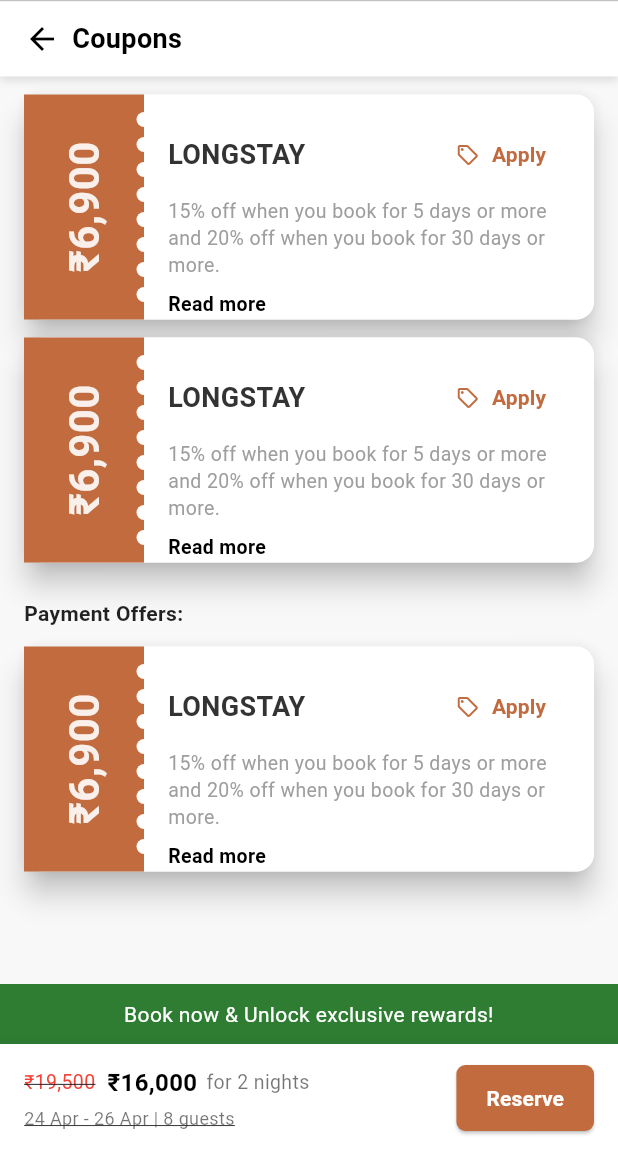
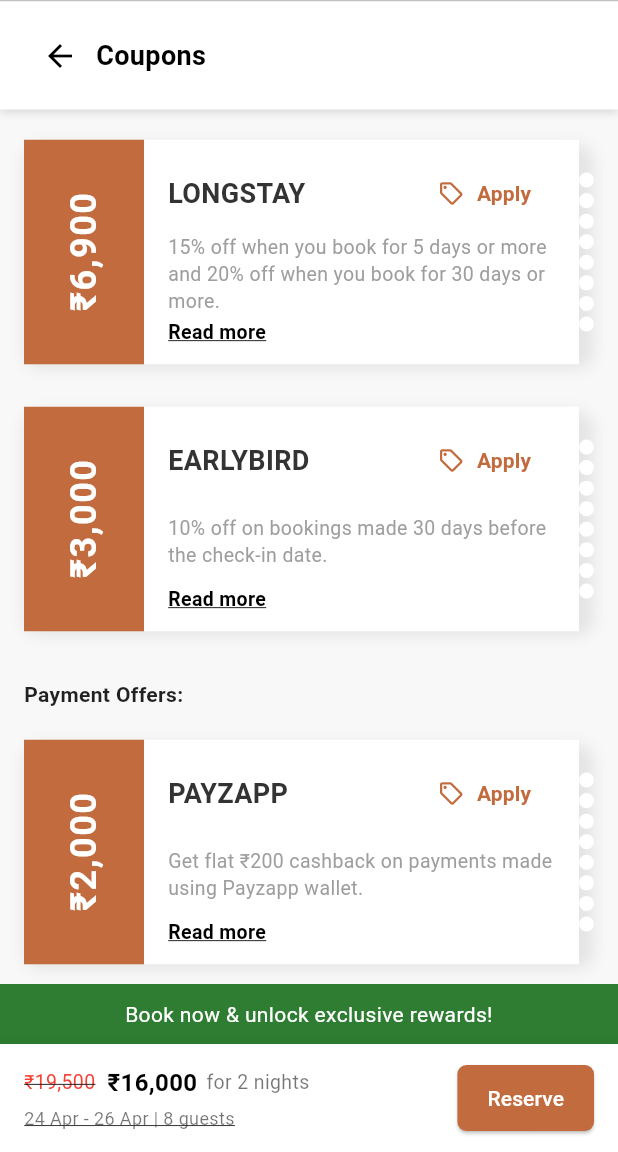
Before and after one commit to tungeVenkat/coupon_page, a Flutter app: the screen it shows after launch, on a phone screen of 412 x 824 dp, the part 84-1236 px from its top. Run offline on Flutter 3.47's test engine with Material 3 defaults, Android fonts, the light colour scheme and no system bars; our stand-ins replace get.

Commit message:
Completed the task of coupon page

```diff
--- a/lib/controllers/home_page_controller.dart
+++ b/lib/controllers/home_page_controller.dart
@@ -0,0 +1,15 @@
+import 'package:get/get.dart';
+import 'package:flutter/material.dart';
+
+class HomePageController extends GetxController {
+  void showSuccessMessage(BuildContext context, String message) {
+    ScaffoldMessenger.of(context).showSnackBar(
+      SnackBar(
+        content: Text(message),
+        backgroundColor: Colors.green.shade600,
+        behavior: SnackBarBehavior.floating,
+        duration: const Duration(seconds: 2),
+      ),
+    );
+  }
+}
--- a/lib/main.dart
+++ b/lib/main.dart
@@ -26,7 +26,7 @@ class MainApp extends StatelessWidget {
         ),
         scaffoldBackgroundColor: Colors.white,
       ),
-      home: const HomePage(),
+      home: HomePage(),
     );
   }
 }
--- a/lib/screens/home_page.dart
+++ b/lib/screens/home_page.dart
@@ -1,8 +1,11 @@
 import 'package:flutter/material.dart';
+import 'package:get/get.dart';
+import 'package:spacez_coupon_task/controllers/home_page_controller.dart';
 import 'package:spacez_coupon_task/widgets/coupon_card.dart';
 
 class HomePage extends StatelessWidget {
-  const HomePage({super.key});
+  HomePage({super.key});
+  final HomePageController controller = Get.put(HomePageController());
 
   static const Color _kAccent = Color(0xFFC16B3E);
   static const Color _kBannerGreen = Color(0xFF2E7D32);
@@ -18,7 +21,7 @@ class HomePage extends StatelessWidget {
         elevation: 0,
         leading: Padding(
           padding: const EdgeInsets.only(left: 12.0),
-          child: Image.asset('assets/logo.png', height: 24, width: 114),
+          child: Image.asset('assets/logo.png', height: 30, width: 114),
         ),
         actions: [
           Padding(
@@ -37,13 +40,11 @@ class HomePage extends StatelessWidget {
         child: Column(
           crossAxisAlignment: CrossAxisAlignment.start,
           children: [
-            // Header row directly below appbar
+            // Header row
             Container(
               width: double.infinity,
-              padding: const EdgeInsets.symmetric(
-                horizontal: 16.0,
-                vertical: 12.0,
-              ),
+              padding:
+                  const EdgeInsets.symmetric(horizontal: 16.0, vertical: 12.0),
               decoration: const BoxDecoration(
                 color: Colors.white,
                 boxShadow: [
@@ -56,22 +57,10 @@ class HomePage extends StatelessWidget {
               ),
               child: Row(
                 children: [
-                  TextButton(
-                    style: TextButton.styleFrom(
-                      minimumSize: const Size(0, 0),
-                      padding: EdgeInsets.zero,
-                      tapTargetSize: MaterialTapTargetSize.shrinkWrap,
-                    ),
-                    onPressed: () {
-                      Navigator.pop(context);
-                    },
-                    child: const Icon(
-                      Icons.arrow_back,
-                      size: 24,
-                      color: Colors.black,
-                    ),
+                  IconButton(
+                    onPressed: () => Navigator.pop(context),
+                    icon: const Icon(Icons.arrow_back, color: Colors.black),
                   ),
-                  const SizedBox(width: 8),
                   const Text(
                     'Coupons',
                     style: TextStyle(
@@ -84,12 +73,10 @@ class HomePage extends StatelessWidget {
               ),
             ),
 
-            // Coupon cards section
+            // Coupons section
             Padding(
-              padding: const EdgeInsets.symmetric(
-                horizontal: 16.0,
-                vertical: 12.0,
-              ),
+              padding:
+                  const EdgeInsets.symmetric(horizontal: 16.0, vertical: 12.0),
               child: Column(
                 children: [
                   CouponCard(
@@ -98,26 +85,22 @@ class HomePage extends StatelessWidget {
                     description:
                         '15% off when you book for 5 days or more and 20% off when you book for 30 days or more.',
                     color: _kAccent,
-                    onApply: () {
-                      debugPrint('LONGSTAY coupon applied');
-                    },
-                    onReadMore: () {
-                      debugPrint('Read more clicked for LONGSTAY');
-                    },
+                    onApply: () => controller.showSuccessMessage(
+                        context, 'Coupon applied successfully!'),
+                    onReadMore: () => controller.showSuccessMessage(
+                        context, 'Opening coupon details...'),
                   ),
                   const SizedBox(height: 12),
                   CouponCard(
-                    price: '₹6,900',
-                    title: 'LONGSTAY',
+                    price: '₹3,000',
+                    title: 'EARLYBIRD',
                     description:
-                        '15% off when you book for 5 days or more and 20% off when you book for 30 days or more.',
+                        '10% off on bookings made 30 days before the check-in date.',
                     color: _kAccent,
-                    onApply: () {
-                      debugPrint('LONGSTAY coupon applied');
-                    },
-                    onReadMore: () {
-                      debugPrint('Read more clicked for LONGSTAY');
-                    },
+                    onApply: () => controller.showSuccessMessage(
+                        context, 'Coupon applied successfully!'),
+                    onReadMore: () => controller.showSuccessMessage(
+                        context, 'Opening coupon details...'),
                   ),
                 ],
               ),
@@ -125,38 +108,31 @@ class HomePage extends StatelessWidget {
 
             // Payment offers
             Padding(
-              padding: const EdgeInsets.symmetric(
-                horizontal: 16.0,
-                vertical: 12.0,
-              ),
+              padding:
+                  const EdgeInsets.symmetric(horizontal: 16.0, vertical: 12.0),
               child: Column(
+                crossAxisAlignment: CrossAxisAlignment.start,
                 children: [
-                  const Align(
-                    alignment: Alignment.centerLeft,
-                    child: Text(
-                      'Payment Offers:',
-                      style: TextStyle(
-                        fontWeight: FontWeight.bold,
-                        fontSize: 14,
-                        color: Colors.black87,
-                      ),
+                  const Text(
+                    'Payment Offers:',
+                    style: TextStyle(
+                      fontWeight: FontWeight.bold,
+                      fontSize: 14,
+                      color: Colors.black87,
                     ),
                   ),
                   const SizedBox(height: 12),
                   CouponCard(
-                    price: '₹6,900',
-                    title: 'LONGSTAY',
+                    price: '₹2,000',
+                    title: 'PAYZAPP',
                     description:
-                        '15% off when you book for 5 days or more and 20% off when you book for 30 days or more.',
+                        'Get flat ₹200 cashback on payments made using Payzapp wallet.',
                     color: _kAccent,
-                    onApply: () {
-                      debugPrint('LONGSTAY coupon applied');
-                    },
-                    onReadMore: () {
-                      debugPrint('Read more clicked for LONGSTAY');
-                    },
+                    onApply: () => controller.showSuccessMessage(
+                        context, 'Offer applied successfully!'),
+                    onReadMore: () => controller.showSuccessMessage(
+                        context, 'Opening offer details...'),
                   ),
-                  // Add extra bottom spacing so last card isn't hidden behind sticky bottom
                   const SizedBox(height: 120),
                 ],
               ),
@@ -169,31 +145,30 @@ class HomePage extends StatelessWidget {
       bottomNavigationBar: Column(
         mainAxisSize: MainAxisSize.min,
         children: [
-          // Green reward banner (sticky)
+          // Reward banner
           Container(
             width: double.infinity,
             color: _kBannerGreen,
             padding: const EdgeInsets.symmetric(vertical: 10, horizontal: 16),
             child: const Text(
-              'Book now & Unlock exclusive rewards!',
+              'Book now & unlock exclusive rewards!',
               textAlign: TextAlign.center,
               style: TextStyle(
                 color: Colors.white,
-
                 fontSize: 14,
               ),
             ),
           ),
 
-          // Price/reserve bar
+          // Price bar
           Material(
             elevation: 8,
             child: Container(
               color: Colors.white,
-              padding: const EdgeInsets.symmetric(horizontal: 16, vertical: 12),
+              padding:
+                  const EdgeInsets.symmetric(horizontal: 16, vertical: 12),
               child: Row(
                 children: [
-                  // Price details (left side)
                   Expanded(
                     child: Column(
                       crossAxisAlignment: CrossAxisAlignment.start,
@@ -220,34 +195,40 @@ class HomePage extends StatelessWidget {
                             SizedBox(width: 6),
                             Text(
                               'for 2 nights',
-                              style: TextStyle(fontSize: 13, color: Colors.black54),
+                              style: TextStyle(
+                                  fontSize: 13, color: Colors.black54),
                             ),
                           ],
                         ),
                         SizedBox(height: 4),
                         Text(
-                          '24 Apr - 26 Apr | 8 guests ',
-                          style: TextStyle(fontSize: 12, color: Colors.black54,decoration: TextDecoration.underline),
+                          '24 Apr - 26 Apr | 8 guests',
+                          style: TextStyle(
+                            fontSize: 12,
+                            color: Colors.black54,
+                            decoration: TextDecoration.underline,
+                          ),
                         ),
                       ],
                     ),
                   ),
-
-                  // Reserve button (right side)
                   ElevatedButton(
-                    onPressed: () {
-                      debugPrint('Reserve clicked');
-                    },
+                    onPressed: () => controller.showSuccessMessage(
+                        context, 'Reservation successful!'),
                     style: ElevatedButton.styleFrom(
                       backgroundColor: _kAccent,
                       shape: RoundedRectangleBorder(
                         borderRadius: BorderRadius.circular(6),
                       ),
-                      padding: const EdgeInsets.symmetric(horizontal: 20, vertical: 12),
+                      padding: const EdgeInsets.symmetric(
+                          horizontal: 20, vertical: 12),
                     ),
                     child: const Text(
                       'Reserve',
-                      style: TextStyle(color: Colors.white, fontWeight: FontWeight.bold),
+                      style: TextStyle(
+                        color: Colors.white,
+
+                      ),
                     ),
                   ),
                 ],
--- a/lib/widgets/coupon_card.dart
+++ b/lib/widgets/coupon_card.dart
@@ -27,60 +27,54 @@ class CouponCard extends StatelessWidget {
   Widget build(BuildContext context) {
     final double holeSpacing = _kCardHeight / (_kHoleCount + 1);
 
-    return Material(
-      elevation: 8,
-      borderRadius: BorderRadius.circular(12.0),
-      child: Container(
-        height: _kCardHeight,
+    return Container(
+      margin: const EdgeInsets.symmetric(vertical: 8),
       decoration: BoxDecoration(
-          borderRadius: BorderRadius.circular(12.0),
+        borderRadius: BorderRadius.circular(12),
+        boxShadow: [
+          BoxShadow(
+            color: Colors.black.withOpacity(0.08),
+            blurRadius: 8,
+            offset: const Offset(0, 3),
           ),
-        child: Stack(
-
+        ],
+      ),
+      child: ClipRRect(
+        child: Row(
           children: [
-
-            // Main layout
-            Row(
-              children: [
-                // Left price strip
+            // Left color strip
             Container(
               width: _kValuePanelWidth,
-                  height: double.infinity,
-                  decoration: BoxDecoration(
+              height: _kCardHeight,
               color: color,
-
-                  ),
               child: Center(
                 child: RotatedBox(
                   quarterTurns: -1,
                   child: Text(
                     price,
-                        style: TextStyle(
-                          color: Colors.white.withOpacity(0.9),
-                          fontSize: 28,
+                    style: const TextStyle(
+                      color: Colors.white,
+                      fontSize: 24,
                       fontWeight: FontWeight.bold,
+                      letterSpacing: 1,
                     ),
                   ),
                 ),
               ),
             ),
 
-                // Right details panel
+            // Right section
             Expanded(
               child: Container(
-                    padding: const EdgeInsets.all(16.0),
-                    decoration: const BoxDecoration(
+                height: _kCardHeight,
                 color: Colors.white,
-                      borderRadius: BorderRadius.only(
-                        topRight: Radius.circular(12.0),
-                        bottomRight: Radius.circular(12.0),
-                      ),
-                    ),
+                padding:
+                    const EdgeInsets.symmetric(horizontal: 16, vertical: 12),
                 child: Column(
                   crossAxisAlignment: CrossAxisAlignment.start,
                   mainAxisAlignment: MainAxisAlignment.spaceBetween,
                   children: [
-                        // Title + Apply button
+                    // Title & Apply
                     Row(
                       mainAxisAlignment: MainAxisAlignment.spaceBetween,
                       children: [
@@ -94,11 +88,7 @@ class CouponCard extends StatelessWidget {
                         ),
                         TextButton.icon(
                           onPressed: onApply,
-                              icon: Icon(
-                                Icons.sell_outlined,
-                                size: 16,
-                                color: color,
-                              ),
+                          icon: Icon(Icons.sell_outlined, color: color, size: 18),
                           label: Text(
                             'Apply',
                             style: TextStyle(
@@ -111,9 +101,7 @@ class CouponCard extends StatelessWidget {
                     ),
 
                     // Description
-                        Padding(
-                          padding: const EdgeInsets.only(top: 4.0, bottom: 8.0),
-                          child: Text(
+                    Text(
                       description,
                       style: const TextStyle(
                         fontSize: 13,
@@ -123,19 +111,17 @@ class CouponCard extends StatelessWidget {
                       maxLines: 3,
                       overflow: TextOverflow.ellipsis,
                     ),
-                        ),
 
-                        // Read More link
+                    // Read More
                     GestureDetector(
                       onTap: onReadMore,
-                          child: Text(
+                      child: const Text(
                         'Read more',
                         style: TextStyle(
                           fontSize: 13,
+                          fontWeight: FontWeight.w600,
                           color: Colors.black,
-                              fontWeight: FontWeight.w600,
-                              decorationThickness: 0.1,
-                              decorationColor: color,
+                          decoration: TextDecoration.underline,
                         ),
                       ),
                     ),
@@ -143,34 +129,26 @@ class CouponCard extends StatelessWidget {
                 ),
               ),
             ),
-              ],
-            ),
 
-            // Perforated holes (visual effect)
-            Positioned(
-              left: _kValuePanelWidth - _kHoleRadius,
-              top: 0,
-              bottom: 0,
+            // Perforated holes
+            Positioned.fill(
+              child: Align(
+                alignment: Alignment.centerLeft,
                 child: Column(
                   mainAxisAlignment: MainAxisAlignment.spaceBetween,
-                children: List.generate(_kHoleCount, (index) {
-                  return Padding(
-                    padding: EdgeInsets.only(
-                      top: index == 0 ? holeSpacing - _kHoleRadius : 0,
-                      bottom: index == _kHoleCount - 1
-                          ? holeSpacing - _kHoleRadius
-                          : 0,
-                    ),
-                    child: Container(
+                  children: List.generate(_kHoleCount, (i) {
+                    return Container(
                       width: _kHoleRadius * 2,
                       height: _kHoleRadius * 2,
+                      margin: EdgeInsets.symmetric(
+                          vertical: holeSpacing / (_kHoleCount + 1)),
                       decoration: const BoxDecoration(
                         color: Colors.white,
                         shape: BoxShape.circle,
                       ),
-                    ),
                     );
                   }),
+                ),
               ),
             ),
           ],
```
Lines whose indentation alone changed are shown as unchanged.
